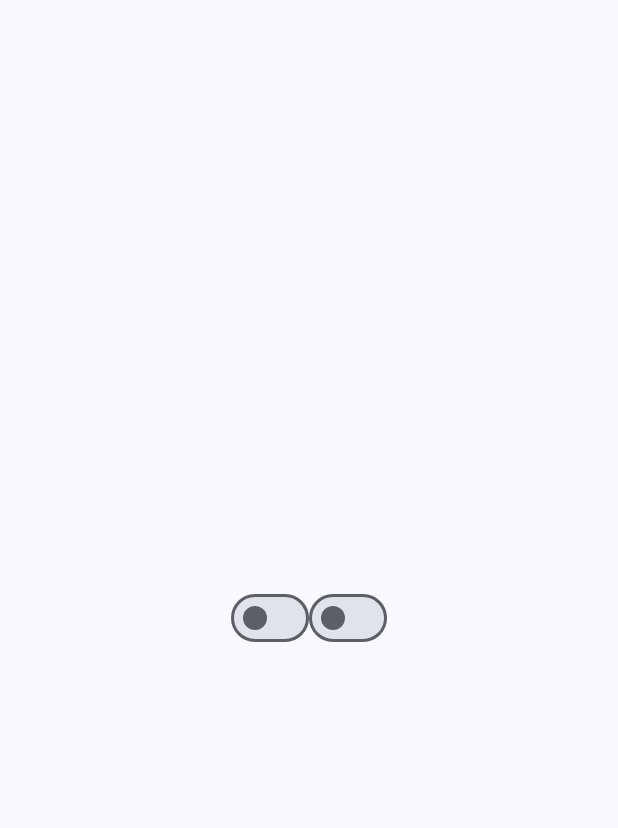
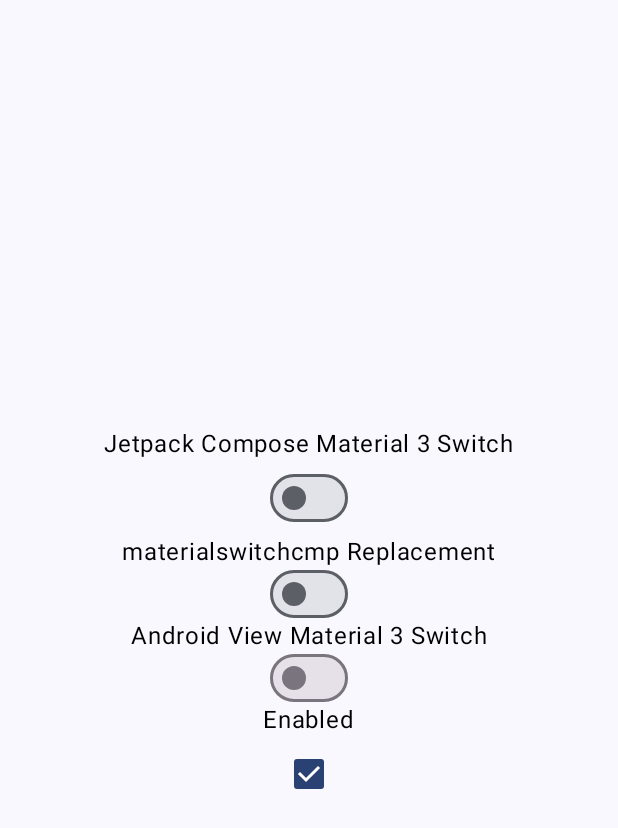
Before and after one commit to t895/MaterialSwitch, an Android app built with Jetpack Compose: the screen it shows after launch (MainActivity), on a phone screen of 412 x 824 dp. Shown: the top 828 px of the screen. Run offline under Robolectric (Android 15) with nearby library versions, the phone set to English and light mode, and no system bars.

Commit message:
Finish things up
- Fixed animation cancellation on drag
- Tightened animations
- Created a demo to compare the current offerings from Google with this new switch

```diff
--- a/gradle/libs.versions.toml
+++ b/gradle/libs.versions.toml
@@ -5,6 +5,7 @@ compose = "1.7.0-beta02"
 coreKtx = "1.13.1"
 activityCompose = "1.9.2"
 composeBom = "2024.09.01"
+material = "1.12.0"
 
 [libraries]
 androidx-core-ktx = { group = "androidx.core", name = "core-ktx", version.ref = "coreKtx" }
@@ -13,6 +14,7 @@ androidx-compose-bom = { group = "androidx.compose", name = "compose-bom", versi
 androidx-material3 = { group = "androidx.compose.material3", name = "material3" }
 androidx-ui-tooling = { group = "androidx.compose.ui", name = "ui-tooling" }
 androidx-ui-tooling-preview = { group = "androidx.compose.ui", name = "ui-tooling-preview" }
+material = { module = "com.google.android.material:material", version.ref = "material" }
 
 [plugins]
 multiplatform = { id = "org.jetbrains.kotlin.multiplatform", version.ref = "kotlin" }
--- a/shared/src/commonMain/kotlin/com/t895/materialswitchcmp/Switch.kt
+++ b/shared/src/commonMain/kotlin/com/t895/materialswitchcmp/Switch.kt
@@ -47,7 +47,6 @@ import androidx.compose.runtime.Stable
 import androidx.compose.runtime.derivedStateOf
 import androidx.compose.runtime.getValue
 import androidx.compose.runtime.mutableFloatStateOf
-import androidx.compose.runtime.mutableStateOf
 import androidx.compose.runtime.remember
 import androidx.compose.runtime.setValue
 import androidx.compose.ui.Alignment
@@ -59,6 +58,7 @@ import androidx.compose.ui.graphics.Color
 import androidx.compose.ui.graphics.graphicsLayer
 import androidx.compose.ui.graphics.takeOrElse
 import androidx.compose.ui.platform.LocalDensity
+import androidx.compose.ui.semantics.Role
 import androidx.compose.ui.unit.dp
 import androidx.compose.ui.unit.lerp
 import androidx.compose.ui.util.lerp
@@ -96,7 +96,7 @@ private fun lerp(start: Color, end: Color, fraction: Float): Color {
  */
 @OptIn(ExperimentalFoundationApi::class)
 @Composable
-fun MaterialSwitch(
+fun Switch(
     checked: Boolean,
     onCheckedChange: ((Boolean) -> Unit)?,
     modifier: Modifier = Modifier,
@@ -121,55 +121,48 @@ fun MaterialSwitch(
     val drag = { offset: Offset ->
         dragFloat = (dragFloat + (offset.x / trackWidthPx)).coerceIn(0f, 1f)
     }
+    val onCheckedChangeInternal = { newChecked: Boolean ->
+        if (onCheckedChange != null) {
+            onCheckedChange(newChecked)
+        }
+        dragFloat = if (newChecked) 1f else 0f
+    }
 
-    var ignoreAnimation by remember { mutableStateOf(false) }
-    val instantAnimation = tween<Float>(durationMillis = 0)
+    // This is a little hacky because we can't change the current value at some point
+    // during the animation to cancel the animation from 0 -> 1 or vice versa when we've
+    // already dragged the thumb to say, 0.65. Here, I just actively animate to the drag
+    // position while the drag is happening with an instant animation. Then once the drag
+    // finishes, we relinquish control over the thumb to this animation.
     val thumbProgressAnimated by animateFloatAsState(
-        targetValue = if (checked) {
+        targetValue = if (isDragging) {
+            dragFloat
+        } else if (checked) {
             1f
         } else {
             0f
         },
-        animationSpec = if (ignoreAnimation) instantAnimation else tween(),
-        finishedListener = {
-            ignoreAnimation = false
+        animationSpec = if (isDragging) {
+            tween(durationMillis = 0)
+        } else {
+            tween(durationMillis = 250)
         },
     )
-    val thumbProgress by remember {
-        derivedStateOf {
-            if (isDragging || ignoreAnimation) {
-                dragFloat
-            } else {
-                thumbProgressAnimated
-            }
-        }
+
+    val thumbProgress = if (isDragging) {
+        dragFloat
+    } else {
+        thumbProgressAnimated
     }
 
     val trackColor = lerp(
-        start = if (enabled) {
-            colors.uncheckedTrackColor
-        } else {
-            colors.disabledUncheckedTrackColor
-        },
-        end = if (enabled) {
-            colors.checkedTrackColor
-        } else {
-            colors.disabledCheckedTrackColor
-        },
+        start = colors.trackColor(enabled, false),
+        end = colors.trackColor(enabled, true),
         fraction = thumbProgress,
     )
 
-    val outlineColor = lerp(
-        start = if (enabled) {
-            colors.uncheckedBorderColor
-        } else {
-            colors.disabledUncheckedBorderColor
-        },
-        end = if (enabled) {
-            colors.checkedBorderColor
-        } else {
-            colors.disabledCheckedBorderColor
-        },
+    val borderColor = lerp(
+        start = colors.borderColor(enabled, false),
+        end = colors.borderColor(enabled, true),
         fraction = thumbProgress,
     )
 
@@ -180,7 +173,7 @@ fun MaterialSwitch(
             .requiredSize(width = switchWidth, height = switchHeight)
             .border(
                 width = outlineWidth,
-                color = outlineColor,
+                color = borderColor,
                 shape = RoundedCornerShape(switchCornerSize),
             )
             .drawBehind {
@@ -198,23 +191,11 @@ fun MaterialSwitch(
                 onDragStopped = {
                     if (checked) {
                         if (dragFloat < 0.5f) {
-                            onCheckedChange!!(false)
-                            if (!checked) {
-                                dragFloat = 0f
-                                ignoreAnimation = true
-                            } else {
-                                dragFloat = 1f
-                            }
+                            onCheckedChangeInternal(false)
                         }
                     } else {
                         if (dragFloat > 0.5f) {
-                            onCheckedChange!!(true)
-                            if (checked) {
-                                dragFloat = 1f
-                                ignoreAnimation = true
-                            } else {
-                                dragFloat = 0f
-                            }
+                            onCheckedChangeInternal(true)
                         }
                     }
                 },
@@ -224,30 +205,16 @@ fun MaterialSwitch(
                 indication = null,
                 enabled = interactable,
                 onClick = {
-                    if (onCheckedChange != null) {
-                        onCheckedChange(!checked)
-                    }
+                    onCheckedChangeInternal(!checked)
                 },
+                role = Role.Switch,
             ),
         contentAlignment = Alignment.CenterStart,
     ) {
         val thumbPressed by remember { derivedStateOf { isPressed || isDragging } }
-
         val thumbColor = lerp(
-            start = if (thumbPressed) {
-                colors.uncheckedPressedThumbColor
-            } else if (enabled) {
-                colors.uncheckedThumbColor
-            } else {
-                colors.disabledUncheckedThumbColor
-            },
-            end = if (thumbPressed) {
-                colors.checkedPressedThumbColor
-            } else if (enabled) {
-                colors.checkedThumbColor
-            } else {
-                colors.disabledCheckedThumbColor
-            },
+            start = colors.thumbColor(enabled, false, thumbPressed),
+            end = colors.thumbColor(enabled, true, thumbPressed),
             fraction = thumbProgress,
         )
 
@@ -267,7 +234,7 @@ fun MaterialSwitch(
                     thumbUncheckedSize
                 }
             },
-            animationSpec = tween(durationMillis = 100),
+            animationSpec = tween(durationMillis = 150),
         )
 
         Box(
@@ -287,7 +254,7 @@ fun MaterialSwitch(
                     indication = ripple(
                         bounded = false,
                         radius = stateLayerSize / 2,
-                    )
+                    ),
                 ),
             contentAlignment = Alignment.Center,
         ) {
@@ -308,10 +275,12 @@ fun MaterialSwitch(
  * Represents the colors used by a [Switch] in different states
  *
  * @param checkedThumbColor the color used for the thumb when enabled and checked
+ * @param checkedPressedThumbColor the color used for the thumb when checked and pressed
  * @param checkedTrackColor the color used for the track when enabled and checked
  * @param checkedBorderColor the color used for the border when enabled and checked
  * @param checkedIconColor the color used for the icon when enabled and checked
  * @param uncheckedThumbColor the color used for the thumb when enabled and unchecked
+ * @param uncheckedPressedThumbColor the color used for the thumb when unchecked and pressed
  * @param uncheckedTrackColor the color used for the track when enabled and unchecked
  * @param uncheckedBorderColor the color used for the border when enabled and unchecked
  * @param uncheckedIconColor the color used for the icon when enabled and unchecked
@@ -423,12 +392,21 @@ class SwitchColors(
      * @param checked whether the [Switch] is checked or not
      */
     @Stable
-    internal fun thumbColor(enabled: Boolean, checked: Boolean): Color =
-        if (enabled) {
+    internal fun thumbColor(enabled: Boolean, checked: Boolean, pressed: Boolean): Color {
+        if (pressed) {
+            return if (checked) {
+                checkedPressedThumbColor
+            } else {
+                uncheckedPressedThumbColor
+            }
+        }
+
+        return if (enabled) {
             if (checked) checkedThumbColor else uncheckedThumbColor
         } else {
             if (checked) disabledCheckedThumbColor else disabledUncheckedThumbColor
         }
+    }
 
     /**
      * Represents the color used for the switch's track, depending on [enabled] and [checked].
--- a/switch-test/build.gradle.kts
+++ b/switch-test/build.gradle.kts
@@ -52,6 +52,7 @@ dependencies {
     implementation(platform(libs.androidx.compose.bom))
     implementation(libs.androidx.material3)
     implementation(libs.androidx.ui.tooling.preview)
+    implementation(libs.material)
     androidTestImplementation(platform(libs.androidx.compose.bom))
     debugImplementation(libs.androidx.ui.tooling)
 }
--- a/switch-test/src/main/AndroidManifest.xml
+++ b/switch-test/src/main/AndroidManifest.xml
@@ -11,7 +11,6 @@
         <activity
             android:name=".MainActivity"
             android:exported="true"
-            android:label="@string/app_name"
             android:theme="@style/Theme.Materialswitchcmp">
             <intent-filter>
                 <action android:name="android.intent.action.MAIN" />
--- a/switch-test/src/main/kotlin/com/t895/switch_test/MainActivity.kt
+++ b/switch-test/src/main/kotlin/com/t895/switch_test/MainActivity.kt
@@ -6,11 +6,13 @@ import androidx.activity.compose.setContent
 import androidx.activity.enableEdgeToEdge
 import androidx.compose.foundation.background
 import androidx.compose.foundation.layout.Arrangement
-import androidx.compose.foundation.layout.Row
+import androidx.compose.foundation.layout.Column
 import androidx.compose.foundation.layout.defaultMinSize
 import androidx.compose.foundation.layout.fillMaxSize
+import androidx.compose.foundation.layout.size
+import androidx.compose.material3.Checkbox
 import androidx.compose.material3.MaterialTheme
-import androidx.compose.material3.Switch
+import androidx.compose.material3.Text
 import androidx.compose.runtime.Composable
 import androidx.compose.runtime.getValue
 import androidx.compose.runtime.mutableStateOf
@@ -20,7 +22,8 @@ import androidx.compose.ui.Alignment
 import androidx.compose.ui.Modifier
 import androidx.compose.ui.tooling.preview.Preview
 import androidx.compose.ui.unit.dp
-import com.t895.materialswitchcmp.MaterialSwitch
+import androidx.compose.ui.viewinterop.AndroidView
+import com.google.android.material.materialswitch.MaterialSwitch
 import com.t895.switch_test.ui.theme.MaterialswitchcmpTheme
 
 class MainActivity : ComponentActivity() {
@@ -38,25 +41,46 @@ class MainActivity : ComponentActivity() {
 @Preview
 @Composable
 fun SwitchPreview(modifier: Modifier = Modifier) {
-    Row (
+    Column(
         modifier = modifier
             .background(MaterialTheme.colorScheme.surface)
             .defaultMinSize(100.dp, 100.dp),
-        verticalAlignment = Alignment.CenterVertically,
-        horizontalArrangement = Arrangement.Center
+        verticalArrangement = Arrangement.Center,
+        horizontalAlignment = Alignment.CenterHorizontally,
     ) {
         var enabled by remember { mutableStateOf(true) }
         var checked by remember { mutableStateOf(false) }
-        Switch(
-            // modifier = Modifier.size(120.dp),
+        Text("Jetpack Compose Material 3 Switch")
+        androidx.compose.material3.Switch(
             enabled = enabled,
             checked = checked,
             onCheckedChange = { checked = it },
         )
-        MaterialSwitch(
+        Text("materialswitchcmp Replacement")
+        com.t895.materialswitchcmp.Switch(
             enabled = enabled,
             checked = checked,
             onCheckedChange = { checked = it },
         )
+        Text("Android View Material 3 Switch")
+        AndroidView(
+            modifier = Modifier.size(52.dp, 32.dp),
+            factory = { context ->
+                MaterialSwitch(context).apply {
+                    setOnCheckedChangeListener { _, newChecked ->
+                        checked = newChecked
+                    }
+                }
+            },
+            update = { view ->
+                view.isEnabled = enabled
+                view.isChecked = checked
+            },
+        )
+        Text("Enabled")
+        Checkbox(
+            checked = enabled,
+            onCheckedChange = { enabled = !enabled },
+        )
     }
 }
--- a/switch-test/src/main/res/values/themes.xml
+++ b/switch-test/src/main/res/values/themes.xml
@@ -1,5 +1,5 @@
 <?xml version="1.0" encoding="utf-8"?>
 <resources>
 
-    <style name="Theme.Materialswitchcmp" parent="android:Theme.Material.Light.NoActionBar" />
+    <style name="Theme.Materialswitchcmp" parent="Theme.Material3.DayNight" />
 </resources>
```
Also changed, not shown: shared/src/commonMain/kotlin/com/t895/materialswitchcmp/Interaction.kt (deleted, +0 -23 lines).
